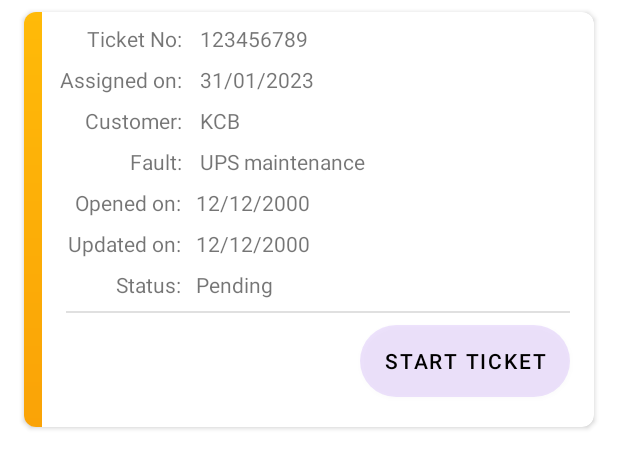
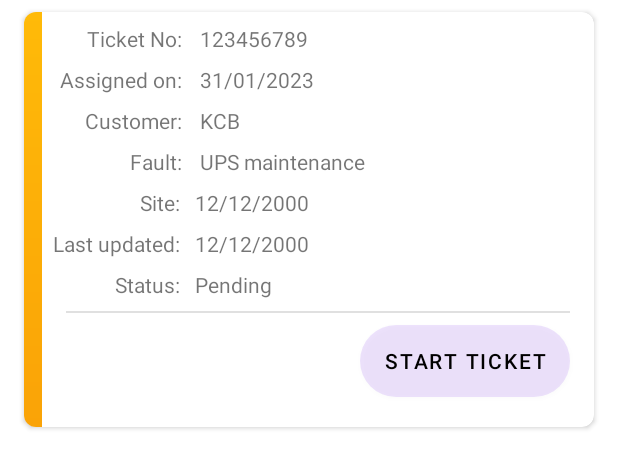
Before and after one commit to LKygo/Job-ticketing-app, an Android app: the layout card_view.xml on its own in the app's theme, with its tools: preview values and no code run, on a phone screen of 412 x 824 dp. Shown: the top 468 px of the screen. Run offline under Robolectric (Android 15) with nearby library versions, the phone set to English and light mode, and no system bars; network calls fail.

```diff
--- a/app/src/main/AndroidManifest.xml
+++ b/app/src/main/AndroidManifest.xml
@@ -7,6 +7,7 @@
 
     <application
         android:allowBackup="true"
+        android:forceDarkAllowed="false"
         android:dataExtractionRules="@xml/data_extraction_rules"
         android:fullBackupContent="@xml/backup_rules"
         android:icon="@mipmap/ic_launcher"
--- a/app/src/main/java/com/symphony/symphony/TicketsAdapter.kt
+++ b/app/src/main/java/com/symphony/symphony/TicketsAdapter.kt
@@ -75,7 +75,7 @@ class TicketsAdapter(private var ticketsList: ArrayList<TicketItemModel>) :
         holder.ksh.text = ticketsList.get(position).faultReported
 //        holder.state.setImageResource(ticketsList.get(position).state)
         holder.state2.setImageResource(ticketsList.get(position).state)
-        holder.openedOn.text = ticketsList.get(position).openedOn
+        holder.openedOn.text = ticketsList.get(position).location
         holder.updatedOn.text = ticketsList.get(position).updatedOn
         holder.status.text = ticketsList.get(position).status
 
--- a/app/src/main/res/layout/activity_splash_screen.xml
+++ b/app/src/main/res/layout/activity_splash_screen.xml
@@ -24,7 +24,7 @@
         android:layout_width="match_parent"
         android:layout_height="wrap_content"
         android:layout_marginBottom="48dp"
-        app:layout_constraintBottom_toBottomOf="parent"
+        app:layout_constraintTop_toBottomOf="@id/imgSymphonySplash"
         app:lottie_autoPlay="true"
         app:lottie_loop="true"
         app:lottie_rawRes="@raw/loading" />
--- a/app/src/main/res/layout/card_view.xml
+++ b/app/src/main/res/layout/card_view.xml
@@ -85,10 +85,10 @@
                 android:layout_height="wrap_content"
                 android:layout_marginEnd="12dp"
                 android:layout_marginBottom="8dp"
+                app:layout_constraintBottom_toBottomOf="parent"
                 app:layout_constraintEnd_toEndOf="parent"
                 app:layout_constraintStart_toStartOf="@+id/txvDateValue"
                 app:layout_constraintTop_toTopOf="@+id/txvFault"
-                app:layout_constraintBottom_toBottomOf="parent"
                 tools:text="UPS maintenance" />
 
 
@@ -116,19 +116,19 @@
             android:id="@+id/txvOpenedOn"
             android:layout_width="wrap_content"
             android:layout_height="wrap_content"
-            android:layout_marginStart="34dp"
-            android:text="Opened on:"
+            android:layout_marginStart="77dp"
+            android:text="Site:"
             app:layout_constraintStart_toStartOf="parent"
             app:layout_constraintTop_toBottomOf="@id/cnsConstraint2" />
 
         <TextView
-            android:layout_marginTop="4dp"
             android:id="@+id/txvOpenedOnValue"
             android:layout_width="wrap_content"
             android:layout_height="wrap_content"
             android:layout_marginStart="10dp"
+            android:layout_marginTop="4dp"
+            app:layout_constraintBaseline_toBaselineOf="@id/txvOpenedOn"
             app:layout_constraintStart_toEndOf="@id/txvOpenedOn"
-            app:layout_constraintBaseline_toBaselineOf="@id/txvOpenedOn"
             tools:text="12/12/2000" />
 
         <TextView
@@ -136,7 +136,7 @@
             android:layout_width="wrap_content"
             android:layout_height="wrap_content"
             android:layout_marginTop="8dp"
-            android:text="Updated on:"
+            android:text="Last updated:"
             app:layout_constraintEnd_toEndOf="@+id/txvOpenedOn"
             app:layout_constraintTop_toBottomOf="@+id/txvOpenedOn" />
 
@@ -171,26 +171,33 @@
             android:id="@+id/dvdButton"
             android:layout_width="0dp"
             android:layout_height="1dp"
+            android:layout_marginHorizontal="16dp"
+            android:layout_marginTop="8dp"
             android:backgroundTint="@color/black"
-            android:layout_marginTop="8dp"
-            android:layout_marginHorizontal="16dp"
             app:layout_constraintEnd_toEndOf="parent"
             app:layout_constraintStart_toEndOf="@id/imgUrgencyColumn2"
-            app:layout_constraintTop_toBottomOf="@id/txvStatusValue"
-            />
+            app:layout_constraintTop_toBottomOf="@id/txvStatusValue" />
+
         <Button
             android:id="@+id/btnStartTicket"
             android:layout_width="wrap_content"
             android:layout_height="match_parent"
             android:layout_marginHorizontal="16dp"
+            android:layout_marginTop="8dp"
+            android:layout_marginBottom="20dp"
             android:background="@drawable/button"
             android:text="Start ticket"
             android:textColor="@color/black"
+            app:layout_constraintBottom_toBottomOf="parent"
             app:layout_constraintEnd_toEndOf="parent"
-            app:layout_constraintTop_toBottomOf="@id/dvdButton"
-            app:layout_constraintBottom_toBottomOf="parent"
-            android:layout_marginTop="8dp"
-            android:layout_marginBottom="20dp"/>
+            app:layout_constraintTop_toBottomOf="@id/dvdButton" />
+
+        <androidx.constraintlayout.widget.Guideline
+            android:id="@+id/guideline2"
+            android:layout_width="wrap_content"
+            android:layout_height="wrap_content"
+            android:orientation="vertical"
+            app:layout_constraintGuide_begin="20dp" />
 
 
     </androidx.constraintlayout.widget.ConstraintLayout>
--- a/app/src/main/res/values-night/themes.xml
+++ b/app/src/main/res/values-night/themes.xml
@@ -1,6 +1,6 @@
 <resources xmlns:tools="http://schemas.android.com/tools">
     <!-- Base application theme. -->
-    <style name="Theme.Symphony" parent="Theme.MaterialComponents.DayNight.DarkActionBar">
+    <style name="Theme.Symphony" parent="Theme.MaterialComponents.Light.NoActionBar">
         <!-- Primary brand color. -->
         <item name="colorPrimary">@color/purple_200</item>
         <item name="colorPrimaryVariant">@color/purple_700</item>
--- a/app/src/main/res/values/themes.xml
+++ b/app/src/main/res/values/themes.xml
@@ -1,6 +1,6 @@
 <resources xmlns:tools="http://schemas.android.com/tools">
     <!-- Base application theme. -->
-    <style name="Theme.Symphony" parent="Theme.MaterialComponents.DayNight.NoActionBar">
+    <style name="Theme.Symphony" parent="Theme.MaterialComponents.Light.NoActionBar">
         <!-- Primary brand color. -->
         <item name="colorPrimary">@color/purple_500</item>
         <item name="colorPrimaryVariant">@color/purple_700</item>
```
